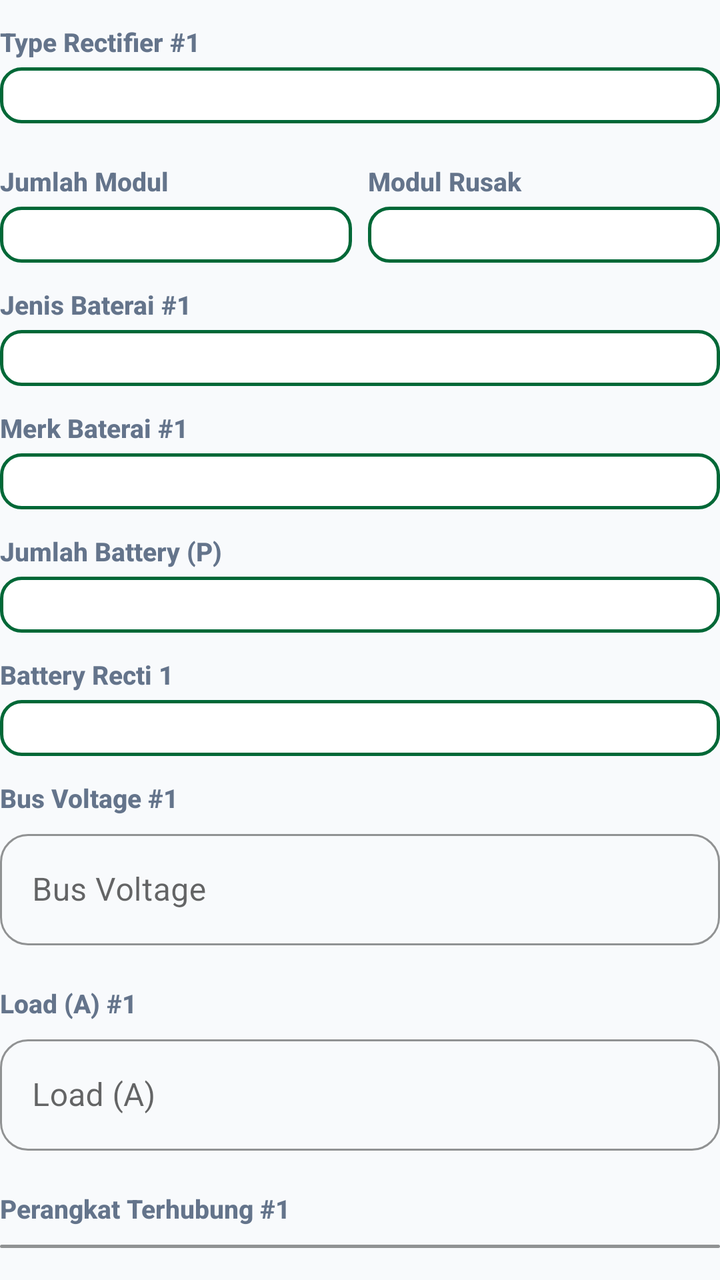
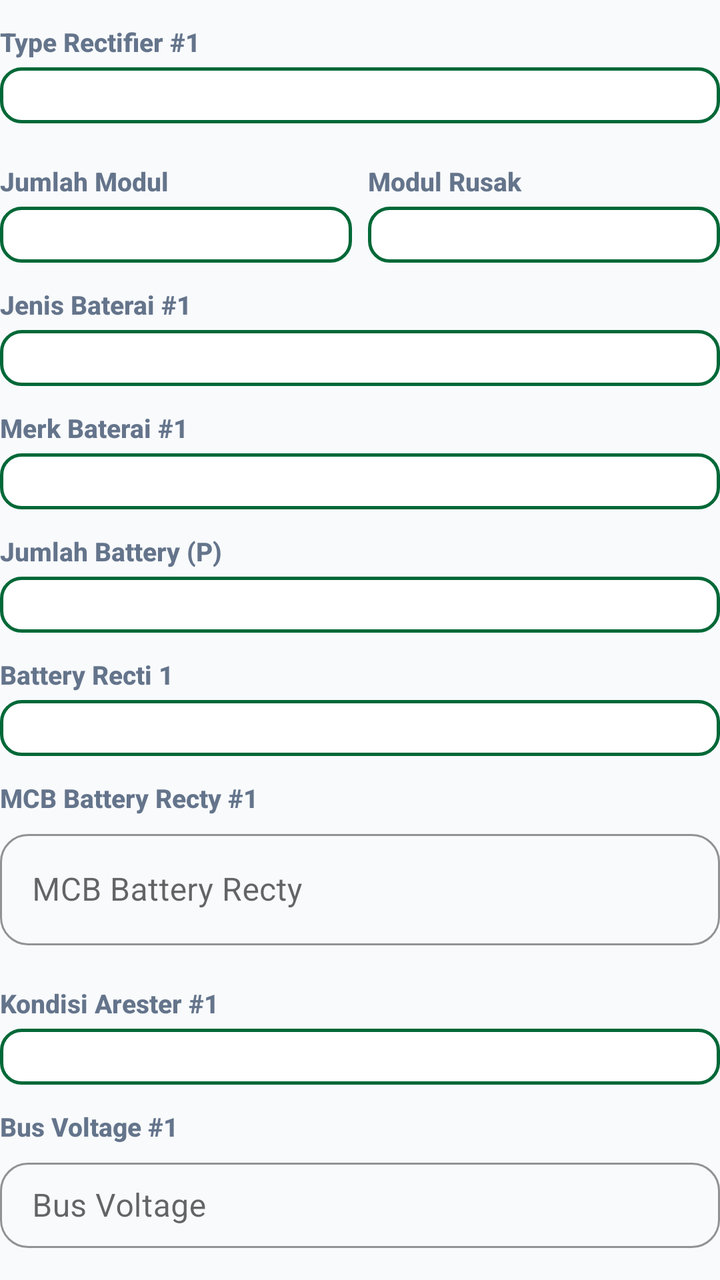

Two renders of the same Android screen: before a commit and after it. Below are the layout's source before the change and the commit's diff.
<!-- AndroidManifest.xml: application theme Theme.ZamanApps -->
<!-- res/layout/dialog_edit_rectifier1.xml -->
<?xml version="1.0" encoding="utf-8"?>
<LinearLayout xmlns:android="http://schemas.android.com/apk/res/android"
    xmlns:app="http://schemas.android.com/apk/res-auto"
    android:layout_width="match_parent"
    android:layout_height="wrap_content"
    android:orientation="vertical"
    android:paddingBottom="8dp">

    
    <TextView
        style="@style/FieldLabel"
        android:text="Type Rectifier #1" />

    <Spinner
        android:id="@+id/spTypeRectifier1"
        style="@style/SpinnerField" />

    
    <LinearLayout
        android:layout_width="match_parent"
        android:layout_height="wrap_content"
        android:orientation="horizontal"
        android:layout_marginTop="8dp">

        <LinearLayout
            android:layout_width="0dp"
            android:layout_height="wrap_content"
            android:layout_weight="1"
            android:layout_marginEnd="4dp"
            android:orientation="vertical">

            <TextView
                style="@style/FieldLabel"
                android:text="Jumlah Modul" />

            <Spinner
                android:id="@+id/spJumlahModul1"
                style="@style/SpinnerField" />
        </LinearLayout>

        <LinearLayout
            android:layout_width="0dp"
            android:layout_height="wrap_content"
            android:layout_weight="1"
            android:layout_marginStart="4dp"
            android:orientation="vertical">

            <TextView
                style="@style/FieldLabel"
                android:text="Modul Rusak" />

            <Spinner
                android:id="@+id/spJumlahModulRusak1"
                style="@style/SpinnerField" />
        </LinearLayout>
    </LinearLayout>

    
    <TextView
        style="@style/FieldLabel"
        android:text="Jenis Baterai #1" />

    <Spinner
        android:id="@+id/spJenisBaterai1"
        style="@style/SpinnerField" />

    
    <TextView
        style="@style/FieldLabel"
        android:text="Merk Baterai #1" />

    <Spinner
        android:id="@+id/spMerkBaterai1"
        style="@style/SpinnerField" />

    
    <TextView
        style="@style/FieldLabel"
        android:text="Jumlah Battery (P)" />

    <Spinner
        android:id="@+id/spJumlahBattery1"
        style="@style/SpinnerField" />

    <TextView
        style="@style/FieldLabel"
        android:text="Battery Recti 1" />

    <Spinner
        android:id="@+id/spBatteryRecti1"
        style="@style/SpinnerField" />

    
    <TextView
        style="@style/FieldLabel"
        android:text="Bus Voltage #1" />

    <com.google.android.material.textfield.TextInputLayout
        style="@style/ZamanTextInputLayout"
        android:layout_width="match_parent"
        android:layout_height="wrap_content"
        android:layout_marginBottom="8dp">

        <com.google.android.material.textfield.TextInputEditText
            android:id="@+id/editBusVoltage1"
            android:layout_width="match_parent"
            android:layout_height="wrap_content"
            android:hint="Bus Voltage"
            android:inputType="numberDecimal" />
    </com.google.android.material.textfield.TextInputLayout>

    
    <TextView
        style="@style/FieldLabel"
        android:text="Load (A) #1" />

    <com.google.android.material.textfield.TextInputLayout
        style="@style/ZamanTextInputLayout"
        android:layout_width="match_parent"
        android:layout_height="wrap_content"
        android:layout_marginBottom="8dp">

        <com.google.android.material.textfield.TextInputEditText
            android:id="@+id/editLoadA1"
            android:layout_width="match_parent"
            android:layout_height="wrap_content"
            android:hint="Load (A)"
            android:inputType="numberDecimal" />
    </com.google.android.material.textfield.TextInputLayout>

    
    <TextView
        style="@style/FieldLabel"
        android:text="Perangkat Terhubung #1" />

    <com.google.android.material.textfield.TextInputLayout
        style="@style/ZamanTextInputLayout"
        android:layout_width="match_parent"
        android:layout_height="wrap_content"
        android:layout_marginBottom="8dp">

        <com.google.android.material.textfield.TextInputEditText
            android:id="@+id/editPerangkat1"
            android:layout_width="match_parent"
            android:layout_height="wrap_content"
            android:hint="Perangkat"
            android:inputType="text" />
    </com.google.android.material.textfield.TextInputLayout>

    
    <TextView
        style="@style/FieldLabel"
        android:text="Remark #1" />

    <com.google.android.material.textfield.TextInputLayout
        style="@style/ZamanTextInputLayout"
        android:layout_width="match_parent"
        android:layout_height="wrap_content">

        <com.google.android.material.textfield.TextInputEditText
            android:id="@+id/editRemark1"
            android:layout_width="match_parent"
            android:layout_height="wrap_content"
            android:hint="Catatan"
            android:inputType="textMultiLine"
            android:minLines="2" />
    </com.google.android.material.textfield.TextInputLayout>

</LinearLayout>
<!-- resources referenced by this layout -->
<resources>
  <style name="FieldLabel">
          <item name="android:layout_width">match_parent</item>
          <item name="android:layout_height">wrap_content</item>
          <item name="android:layout_marginTop">12dp</item>
          <item name="android:layout_marginBottom">4dp</item>
          <item name="android:textColor">@color/text_secondary</item>
          <item name="android:textSize">13sp</item>
          <item name="android:textStyle">bold</item>
          <item name="android:fontFamily">sans-serif-medium</item>
      </style>
  <style name="SpinnerField" parent="SpinnerFieldModern" />
  <style name="ZamanTextInputLayout" parent="Widget.MaterialComponents.TextInputLayout.OutlinedBox">
          <item name="boxCornerRadiusTopStart">14dp</item>
          <item name="boxCornerRadiusTopEnd">14dp</item>
          <item name="boxCornerRadiusBottomStart">14dp</item>
          <item name="boxCornerRadiusBottomEnd">14dp</item>
          <item name="boxStrokeColor">@color/brand_primary</item>
          <item name="hintTextColor">@color/brand_primary</item>
          <item name="startIconTint">@color/brand_primary</item>
      </style>
  <color name="text_secondary">#64748B</color>
  <style name="SpinnerFieldModern" parent="Widget.AppCompat.Spinner">
          <item name="android:layout_width">match_parent</item>
          <item name="android:layout_height">wrap_content</item>
          <item name="android:background">@drawable/spinner_background_modern</item>
          <item name="android:padding">14dp</item>
          <item name="android:textSize">15sp</item>
          <item name="android:textColor">@color/text_primary</item>
          <item name="android:popupBackground">@color/card_bg</item>
          <item name="android:overlapAnchor">false</item>
      </style>
  <color name="brand_primary">#006837</color>
  <color name="brand_primary_dark">#004D25</color>
  <color name="white">#FFFFFF</color>
  <color name="brand_accent">#00A859</color>
  <color name="section_bg">#F8FAFC</color>
  <color name="text_primary">#0F172A</color>
  <style name="ZamanButton" parent="Widget.MaterialComponents.Button">
          <item name="android:insetTop">0dp</item>
          <item name="android:insetBottom">0dp</item>
          <item name="android:paddingTop">0dp</item>
          <item name="android:paddingBottom">0dp</item>
          <item name="android:paddingVertical">0dp</item>
          <item name="android:gravity">center</item>
          <item name="android:minHeight">48dp</item>
          <item name="cornerRadius">16dp</item>
          <item name="android:textAllCaps">false</item>
          <item name="android:textStyle">bold</item>
          <item name="android:letterSpacing">0.02</item>
      </style>
  <style name="ZamanCard" parent="Widget.MaterialComponents.CardView">
          <item name="cardCornerRadius">20dp</item>
          <item name="cardElevation">4dp</item>
          <item name="cardBackgroundColor">@color/card_bg</item>
          <item name="android:foreground">?attr/selectableItemBackground</item>
      </style>
  <color name="card_bg">#FFFFFF</color>
  <color name="brand_primary_lightest">#E7F6EC</color>
  <!-- unchanged entries left out for length: 2 -->
</resources>

<!-- the commit's change to res/layout/dialog_edit_rectifier1.xml (unified diff, before → after) -->
@@ -93,6 +93,34 @@
     
     <TextView
         style="@style/FieldLabel"
+        android:text="MCB Battery Recty #1" />
+
+    <com.google.android.material.textfield.TextInputLayout
+        style="@style/ZamanTextInputLayout"
+        android:layout_width="match_parent"
+        android:layout_height="wrap_content"
+        android:layout_marginBottom="8dp">
+
+        <com.google.android.material.textfield.TextInputEditText
+            android:id="@+id/editMcbBatteryRecti1"
+            android:layout_width="match_parent"
+            android:layout_height="wrap_content"
+            android:hint="MCB Battery Recty"
+            android:inputType="numberDecimal" />
+    </com.google.android.material.textfield.TextInputLayout>
+
+    
+    <TextView
+        style="@style/FieldLabel"
+        android:text="Kondisi Arester #1" />
+
+    <Spinner
+        android:id="@+id/spKondisiArester1"
+        style="@style/SpinnerField" />
+
+    
+    <TextView
+        style="@style/FieldLabel"
         android:text="Bus Voltage #1" />
 
     <com.google.android.material.textfield.TextInputLayout
